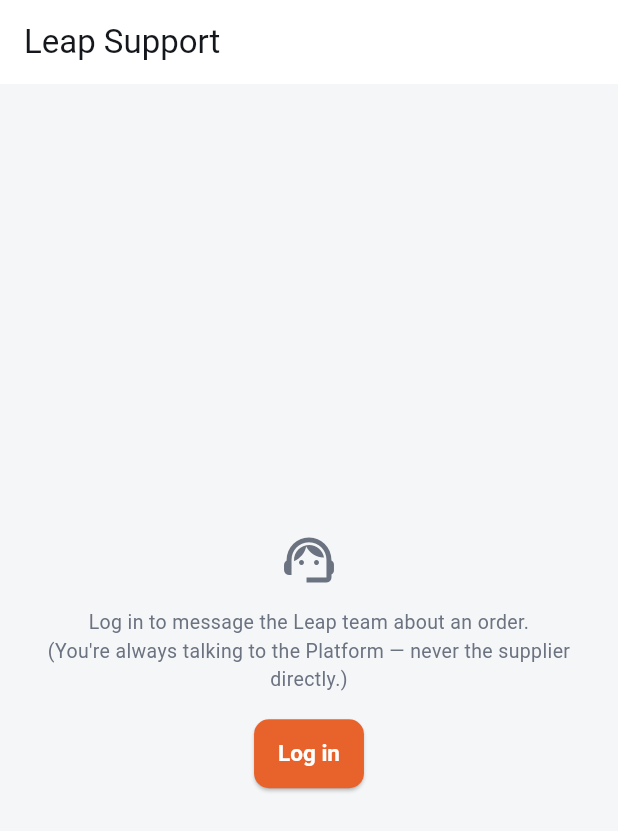
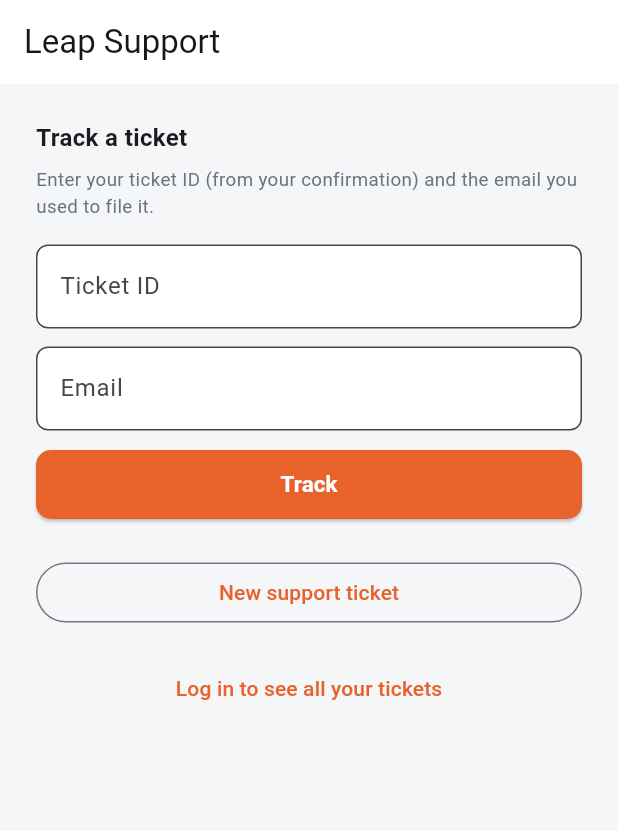
Before and after one commit to sadeddindabash-svg/LEAP-MARKETPLACE, a Flutter app: the ChatScreen screen opened by its route, on a phone screen of 412 x 824 dp. Shown: the top 831 px of the screen. Run offline on Flutter 3.47's test engine with Material 3 defaults, Android fonts, the phone set to English and light mode, and no system bars; our stand-ins replace cached_network_image, flutter_secure_storage, geolocator, go_router, image_picker, share_plus; accounts and stored records are empty; network calls fail.

Commit message:
Leap batch29 of 50

```diff
--- a/apps/mobile/lib/app.dart
+++ b/apps/mobile/lib/app.dart
@@ -98,7 +98,7 @@
     GoRoute(path: '/returns/:id', builder: (context, state) => ReturnCaseDetailScreen(caseId: state.pathParameters['id']!)),
     GoRoute(path: '/support', builder: (context, state) => const ChatScreen()),
     GoRoute(path: '/support/new', builder: (context, state) => const NewTicketScreen()),
-    GoRoute(path: '/support/:id', builder: (context, state) => TicketDetailScreen(ticketId: state.pathParameters['id']!)),
+    GoRoute(path: '/support/:id', builder: (context, state) => TicketDetailScreen(ticketId: state.pathParameters['id']!, guestEmail: state.uri.queryParameters['guestEmail'])),
     GoRoute(path: '/login', builder: (context, state) => const LoginScreen()),
     GoRoute(path: '/signup', builder: (context, state) {
       final extra = state.extra as Map<String, dynamic>?;
--- a/apps/mobile/lib/core/app_strings.dart
+++ b/apps/mobile/lib/core/app_strings.dart
@@ -236,6 +236,13 @@
     'send': {'en': 'Send', 'ar': 'إرسال'},
     'ticket': {'en': 'Ticket', 'ar': 'التذكرة'},
     'could_not_load_ticket': {'en': 'Could not load this ticket.', 'ar': 'تعذر تحميل هذه التذكرة.'},
+    'enter_email_to_view_ticket': {'en': 'Enter the email this ticket was filed under to view it.', 'ar': 'أدخل البريد الإلكتروني الذي قُدمت به هذه التذكرة لعرضها.'},
+    'track_a_ticket': {'en': 'Track a ticket', 'ar': 'تتبع تذكرة'},
+    'track_ticket_hint': {'en': 'Enter your ticket ID (from your confirmation) and the email you used to file it.', 'ar': 'أدخل رقم التذكرة (من رسالة التأكيد) والبريد الإلكتروني الذي استخدمته لتقديمها.'},
+    'ticket_id_label': {'en': 'Ticket ID', 'ar': 'رقم التذكرة'},
+    'track': {'en': 'Track', 'ar': 'تتبع'},
+    'log_in_to_see_all_tickets': {'en': 'Log in to see all your tickets', 'ar': 'سجّل الدخول لرؤية جميع تذاكرك'},
+    'email_required_for_guest': {'en': 'Please provide an email so we can reach you.', 'ar': 'يرجى تقديم بريد إلكتروني حتى نتمكن من التواصل معك.'},
     'type_a_message': {'en': 'Type a message…', 'ar': 'اكتب رسالة…'},
 
     // ---- Auth: login ----
--- a/apps/mobile/lib/features/support/chat_screen.dart
+++ b/apps/mobile/lib/features/support/chat_screen.dart
@@ -12,9 +12,11 @@
 /// this same constraint.
 ///
 /// This screen shows the buyer's own ticket list — real data via
-/// GET /support/my-tickets. Requires login: guest-created tickets aren't
-/// listable without an account, same limitation as guest order history
-/// (see orders_screen.dart's identical login-gate pattern).
+/// GET /support/my-tickets. Requires login to LIST every ticket (no
+/// "list all my tickets" exists for a guest without a real account,
+/// same reasoning as guest order history) -- but a guest can still
+/// track ONE specific ticket by ID + email (real gap closed here,
+/// mirroring the same fix already made for returns), or file a new one.
 class ChatScreen extends StatefulWidget {
   const ChatScreen({super.key});
 
@@ -24,11 +26,20 @@
 
 class _ChatScreenState extends State<ChatScreen> {
   late Future<List<dynamic>> _ticketsFuture;
+  final _lookupIdController = TextEditingController();
+  final _lookupEmailController = TextEditingController();
 
   @override
   void initState() {
     super.initState();
     _ticketsFuture = _load();
+  }
+
+  @override
+  void dispose() {
+    _lookupIdController.dispose();
+    _lookupEmailController.dispose();
+    super.dispose();
   }
 
   Future<List<dynamic>> _load() async {
@@ -41,6 +52,11 @@
     setState(() => _ticketsFuture = _load());
   }
 
+  void _trackTicket() {
+    if (_lookupIdController.text.trim().isEmpty || _lookupEmailController.text.trim().isEmpty) return;
+    context.push('/support/${_lookupIdController.text.trim()}?guestEmail=${Uri.encodeQueryComponent(_lookupEmailController.text.trim())}');
+  }
+
   @override
   Widget build(BuildContext context) {
     final auth = context.watch<AuthState>();
@@ -51,17 +67,23 @@
         body: Padding(
           padding: const EdgeInsets.all(24),
           child: Column(
-            mainAxisAlignment: MainAxisAlignment.center,
+            crossAxisAlignment: CrossAxisAlignment.stretch,
             children: [
-              const Icon(Icons.support_agent_outlined, size: 40, color: LeapColors.muted),
+              Text(tr(context, 'track_a_ticket'), style: const TextStyle(fontWeight: FontWeight.w700, fontSize: 16)),
+              const SizedBox(height: 8),
+              Text(tr(context, 'track_ticket_hint'), style: const TextStyle(color: LeapColors.muted, fontSize: 12.5)),
+              const SizedBox(height: 16),
+              TextField(controller: _lookupIdController, decoration: InputDecoration(labelText: tr(context, 'ticket_id_label'))),
               const SizedBox(height: 12),
-              Text(
-                tr(context, 'login_to_message'),
-                textAlign: TextAlign.center,
-                style: const TextStyle(color: LeapColors.muted, fontSize: 13),
+              TextField(controller: _lookupEmailController, keyboardType: TextInputType.emailAddress, decoration: InputDecoration(labelText: tr(context, 'email_label'))),
+              const SizedBox(height: 12),
+              ElevatedButton(onPressed: _trackTicket, child: Text(tr(context, 'track'))),
+              const SizedBox(height: 24),
+              OutlinedButton(onPressed: () => context.push('/support/new'), child: Text(tr(context, 'new_support_ticket'))),
+              const SizedBox(height: 16),
+              Center(
+                child: TextButton(onPressed: () => context.push('/login'), child: Text(tr(context, 'log_in_to_see_all_tickets'))),
               ),
-              const SizedBox(height: 16),
-              ElevatedButton(onPressed: () => context.push('/login'), child: Text(tr(context, 'log_in'))),
             ],
           ),
         ),
--- a/apps/mobile/lib/services/api_client.dart
+++ b/apps/mobile/lib/services/api_client.dart
@@ -520,16 +520,25 @@
     return jsonDecode(response.body) as List<dynamic>;
   }
 
-  Future<Map<String, dynamic>> fetchTicketDetail(String token, String ticketId) async {
-    final response = await _client.get(Uri.parse('$baseUrl/support/my-tickets/$ticketId'), headers: _authHeaders(token));
+  /// Real gap closed here (mirrors the same fix already made for
+  /// returns -- see returns_screen.dart's own comment): the backend's
+  /// GET /support/my-tickets/:id now supports a real guest lookup via
+  /// a matching ?guestEmail=, the same optionalAuth pattern
+  /// GET /order/:id and GET /returns/my-cases/:id already use. This
+  /// was only ever called with a real logged-in token before.
+  Future<Map<String, dynamic>> fetchTicketDetail(String ticketId, {String? token, String? guestEmail}) async {
+    final uri = Uri.parse('$baseUrl/support/my-tickets/$ticketId').replace(
+      queryParameters: guestEmail != null ? {'guestEmail': guestEmail} : null,
+    );
+    final response = await _client.get(uri, headers: _authHeaders(token));
     return _decodeOrThrow(response);
   }
 
-  Future<Map<String, dynamic>> sendTicketMessage(String token, String ticketId, String message) async {
+  Future<Map<String, dynamic>> sendTicketMessage(String ticketId, String message, {String? token, String? guestEmail}) async {
     final response = await _client.post(
       Uri.parse('$baseUrl/support/my-tickets/$ticketId/messages'),
       headers: _authHeaders(token),
-      body: jsonEncode({'message': message}),
+      body: jsonEncode({'message': message, if (guestEmail != null) 'guestEmail': guestEmail}),
     );
     return _decodeOrThrow(response);
   }
```
Also changed, not shown: apps/mobile/lib/features/support/new_ticket_screen.dart (+30 -7 lines), apps/mobile/lib/features/support/ticket_detail_screen.dart (+49 -5 lines), 1 other file.
